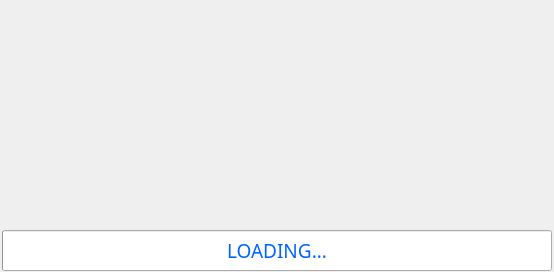
xadla/Splendor, file Splendor_client/Loading.ui: the form before one commit.
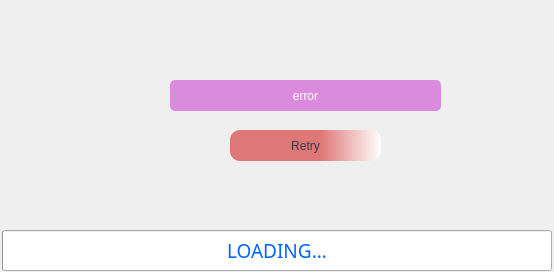
The form after the commit. Icons and pictures are not drawn.

Commit message: fix loading page

What changed in the file:
```diff
--- a/Splendor_client/Loading.ui
+++ b/Splendor_client/Loading.ui
@@ -127,6 +127,50 @@
     <string>LOADING...</string>
    </property>
   </widget>
+  <widget class="QLabel" name="error_lbl">
+   <property name="geometry">
+    <rect>
+     <x>170</x>
+     <y>80</y>
+     <width>271</width>
+     <height>31</height>
+    </rect>
+   </property>
+   <property name="styleSheet">
+    <string notr="true">color: rgb(255, 255, 255);
+background-color: rgb(220, 138, 221);
+border-radius: 5px;</string>
+   </property>
+   <property name="text">
+    <string>error</string>
+   </property>
+   <property name="alignment">
+    <set>Qt::AlignmentFlag::AlignCenter</set>
+   </property>
+  </widget>
+  <widget class="QPushButton" name="retry_btn">
+   <property name="geometry">
+    <rect>
+     <x>230</x>
+     <y>130</y>
+     <width>151</width>
+     <height>31</height>
+    </rect>
+   </property>
+   <property name="cursor">
+    <cursorShape>PointingHandCursor</cursorShape>
+   </property>
+   <property name="styleSheet">
+    <string notr="true">background-color: qlineargradient(spread:pad, x1:0.597, y1:0, x2:1, y2:0, stop:0 rgba(222, 119, 119, 255), stop:1 rgba(255, 255, 255, 255));
+outline:none;
+color: rgb(61, 56, 70);
+border:none;
+border-radius: 10px;</string>
+   </property>
+   <property name="text">
+    <string>Retry</string>
+   </property>
+  </widget>
  </widget>
  <resources/>
  <connections/>
```
The commit also changes 12 other files.
